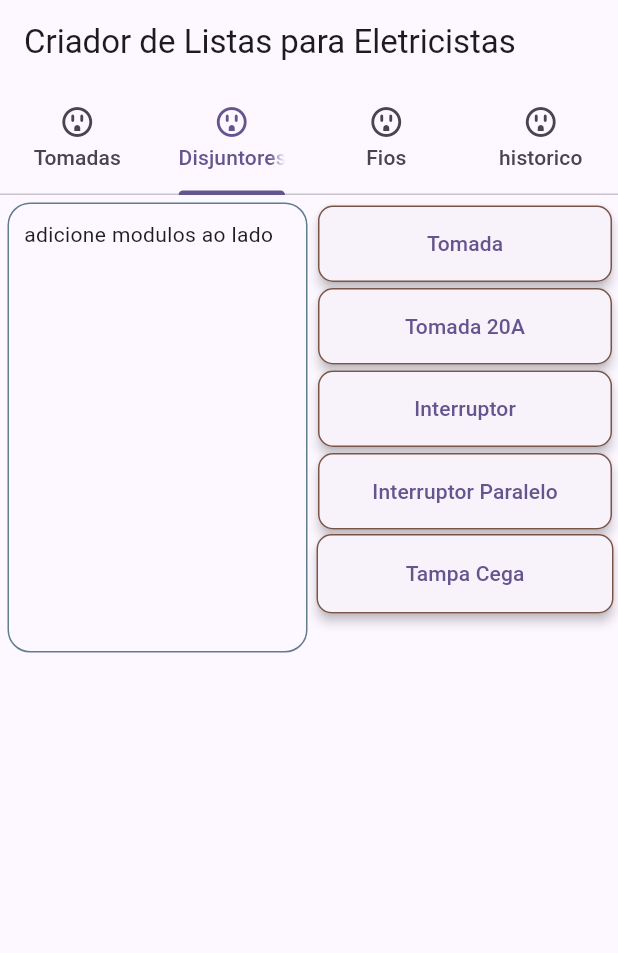
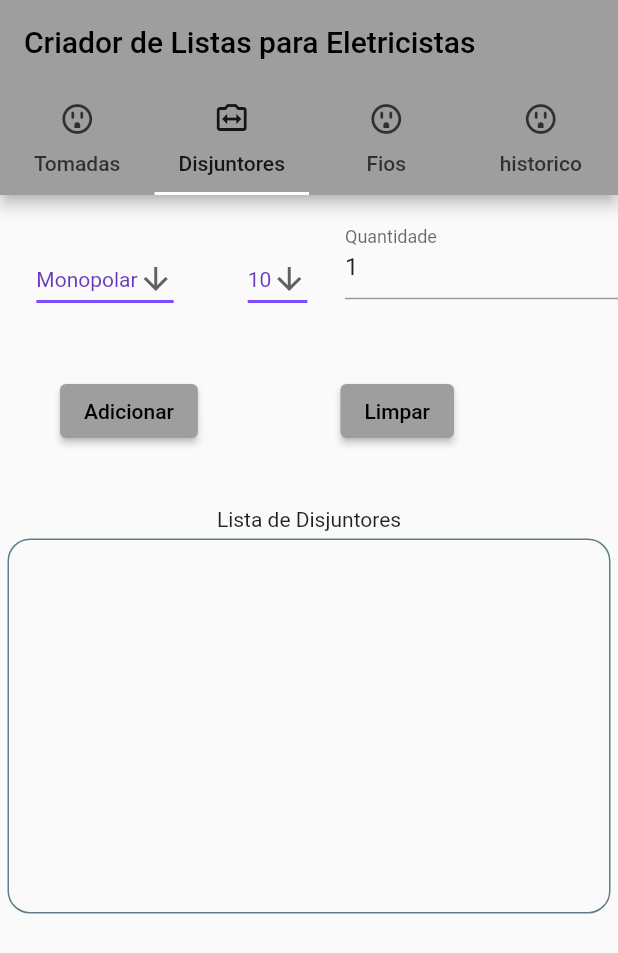
Before and after one commit to gvpassos/TomadeiroFlutter, a Flutter app: the screen it shows after launch, on a phone screen of 412 x 824 dp. Shown: the top 953 px of the screen. Run offline on Flutter 3.47's test engine with Material 2 defaults, Android fonts, the phone set to English and light mode, and no system bars.

Commit message:
Tela de Disjuntores

```diff
--- a/lib/main.dart
+++ b/lib/main.dart
@@ -1,4 +1,5 @@
 import 'package:flutter/material.dart';
+import 'package:tomadeiro/telaDisjuntor.dart';
 
 import 'telaTomada.dart';
 
@@ -10,8 +11,7 @@ class Tomadeiro extends StatelessWidget {
   @override
   Widget build(BuildContext context) {
     return MaterialApp(
-      theme: ThemeData(
-          colorSchemeSeed: const Color(0xff6750a4), useMaterial3: true),
+      theme: ThemeData(primarySwatch: Colors.grey),
       home: const AppBarExample(),
     );
   }
@@ -21,7 +21,7 @@ List<StatefulWidget> abas = <StatefulWidget>[
   /// Todas as TELAS  com o icone///
 
   const telaTomada(),
-  const telaTomada(),
+  const telaDisjuntor(),
   const telaTomada(),
   const telaTomada(),
 ];
@@ -51,7 +51,7 @@ class AppBarExample extends StatelessWidget {
                 text: 'Tomadas',
               ),
               Tab(
-                icon: Icon(Icons.outlet_outlined),
+                icon: Icon(Icons.switch_camera_outlined),
                 text: 'Disjuntores',
               ),
               Tab(
--- /dev/null
+++ b/lib/telaDisjuntor.dart
@@ -0,0 +1,200 @@
+import 'package:flutter/material.dart';
+import 'package:flutter/services.dart';
+
+class disjuntor {
+  String polar, amper;
+  int quant;
+  disjuntor(this.polar, this.amper, this.quant);
+}
+
+class telaDisjuntor extends StatefulWidget {
+  final String nome;
+  final Icon icone;
+
+  const telaDisjuntor({
+    super.key,
+    this.nome = 'Tomadas',
+    this.icone = const Icon(Icons.outlet_outlined),
+  });
+  @override
+  State<telaDisjuntor> createState() => _telaDisjuntor();
+}
+
+class _telaDisjuntor extends State<telaDisjuntor> {
+  // Quantidade de polos numa chave
+  static const List<String> polar = <String>['Monopolar', 'Bipolar'];
+  String polarValor = polar.first;
+  // Amperagem do Disjuntor
+  static const List<String> amper = <String>[
+    '10',
+    '16',
+    '20',
+    '25',
+    '32',
+    '40',
+    '50',
+    '63'
+  ];
+  String amperValor = amper.first;
+
+  // Lista de Disjuntores
+  List<disjuntor> listaDisjuntores = [];
+
+  //Controlador input
+  TextEditingController quantController = TextEditingController(text: '1');
+
+  Widget build(BuildContext context) {
+    return Column(children: [
+      Row(
+        children: [
+          Container(
+            height: 80,
+            width: 140,
+            alignment: Alignment.bottomCenter,
+            child: DropdownButton<String>(
+              value: polarValor,
+              icon: const Icon(Icons.arrow_downward),
+              elevation: 16,
+              style: const TextStyle(color: Colors.deepPurple),
+              underline: Container(
+                height: 2,
+                color: Colors.deepPurpleAccent,
+              ),
+              onChanged: (String? value) {
+                setState(() {
+                  polarValor = value!;
+                });
+              },
+              items: polar.map<DropdownMenuItem<String>>((String value) {
+                return DropdownMenuItem<String>(
+                  value: value,
+                  child: Text(value),
+                );
+              }).toList(),
+            ),
+          ),
+          Container(
+            width: 90,
+            height: 80,
+            alignment: Alignment.bottomCenter,
+            child: DropdownButton<String>(
+              value: amperValor,
+              icon: const Icon(Icons.arrow_downward),
+              elevation: 16,
+              style: const TextStyle(color: Colors.deepPurple),
+              underline: Container(
+                height: 2,
+                color: Colors.deepPurpleAccent,
+              ),
+              onChanged: (String? value) {
+                // This is called when the user selects an item.
+                setState(() {
+                  amperValor = value!;
+                });
+              },
+              items: amper.map<DropdownMenuItem<String>>((String value) {
+                return DropdownMenuItem<String>(
+                  value: value,
+                  child: Text(value),
+                );
+              }).toList(),
+            ),
+          ),
+          Flexible(
+            child: TextField(
+              controller: quantController,
+              keyboardType: TextInputType.number,
+              decoration: const InputDecoration(
+                labelText: 'Quantidade',
+              ),
+            ),
+          ),
+        ],
+      ),
+      Row(
+        children: [
+          Container(
+              margin: const EdgeInsets.all(40.0),
+              child: ElevatedButton(
+                  onPressed: () {
+                    setState(() {
+                      adicionarDisjuntor();
+                    });
+                  },
+                  child: const Text("Adicionar"))),
+          const SizedBox(width: 15),
+          Container(
+              margin: const EdgeInsets.all(40.0),
+              child: ElevatedButton(
+                  onPressed: () {
+                    setState(() {
+                      limparDisjuntor();
+                    });
+                  },
+                  child: const Text("Limpar"))),
+        ],
+      ),
+      const Text("Lista de Disjuntores"),
+      Container(
+        padding: const EdgeInsets.all(10.0),
+        margin: const EdgeInsets.all(5.0),
+        decoration: BoxDecoration(
+          border: Border.all(color: Colors.blueGrey),
+          borderRadius: const BorderRadius.all(Radius.circular(15)),
+        ),
+        width: 500.0,
+        height: 250.0,
+        clipBehavior: Clip.hardEdge,
+        child: SingleChildScrollView(child: carregarDisjuntores()),
+      ),
+    ]);
+  }
+
+  adicionarDisjuntor() {
+    var naoInserido = true;
+    for (var element in listaDisjuntores) {
+      if (element.amper == amperValor && element.polar == polarValor) {
+        element.quant += int.tryParse(quantController.text)!;
+        naoInserido = false;
+      }
+    }
+    if (naoInserido) {
+      listaDisjuntores.add(
+          disjuntor(polarValor, amperValor, int.parse(quantController.text)));
+    }
+  }
+
+  limparDisjuntor() {
+    //showAboutDialog(context: null);
+  }
+
+  carregarDisjuntores() {
+    List<TextButton> exibirDisjuntores = [];
+    for (var cont = 0; cont < listaDisjuntores.length; cont++) {
+      var element = listaDisjuntores[cont];
+      var aux = '';
+      if (element.quant == 1) {
+        aux =
+            'Disjuntor ${element.polar} de ${element.amper} Ampers : ${element.quant} unidade';
+      } else {
+        aux =
+            'Disjuntores ${element.polar} de ${element.amper} Ampers: ${element.quant} unidades';
+      }
+      exibirDisjuntores.add(TextButton(
+          onPressed: diminiurQuant(cont),
+          child: Text(
+            aux,
+            style: TextStyle(color: Colors.black),
+          )));
+    }
+    return Column(
+      children: exibirDisjuntores,
+    );
+  }
+
+  diminiurQuant(int pos) {
+    setState(() {
+      //listaDisjuntores[pos].quant -= 1;
+    });
+  }
+}
```
